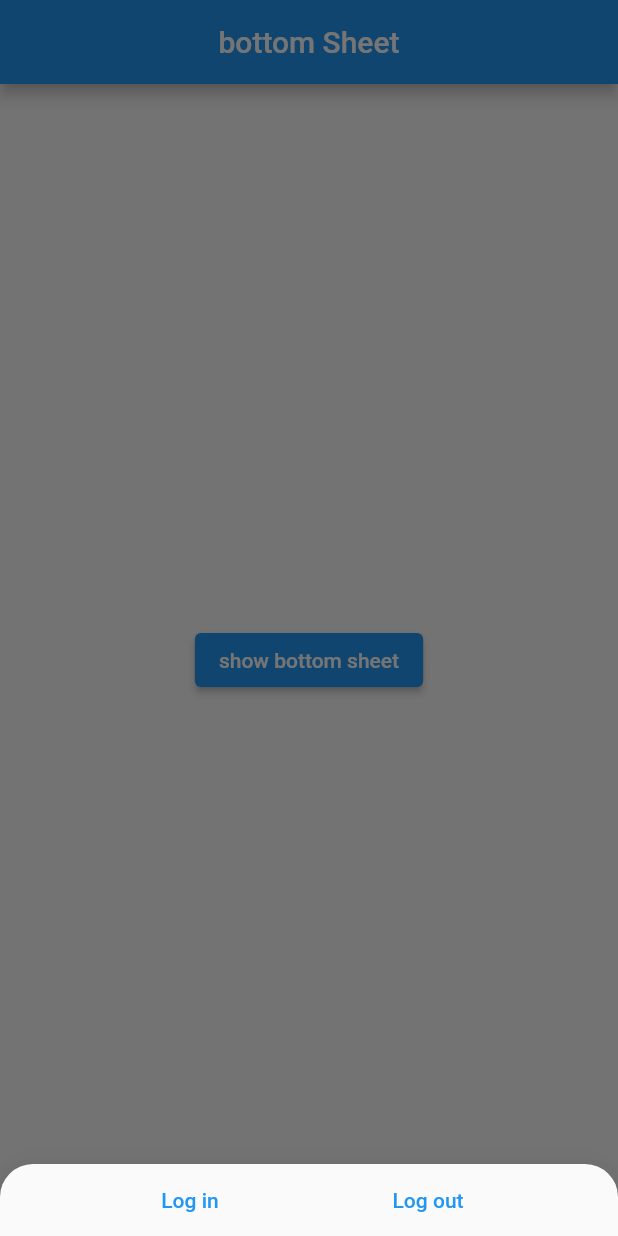
After one commit to infoenum-testing/flutter_session, a Flutter app: the screen it shows after launch, after a tap on "show bottom sheet", on a phone screen of 412 x 824 dp. The commit adds this screen. Run offline on Flutter 3.47's test engine with Material 2 defaults, Android fonts, the phone set to English and light mode, and no system bars.

Commit message:
learning bottomsheet

```diff
--- a/lib/main.dart
+++ b/lib/main.dart
@@ -12,7 +12,9 @@ import 'package:flutter_application_demo/screens/home_screen.dart';
 import 'package:flutter_application_demo/screens/routing_screen/first_rout_screen.dart';
 import 'package:flutter_application_demo/screens/routing_screen/second_rout_screen.dart';
 import 'package:flutter_application_demo/screens/routing_screen/third_rout_screen.dart';
+import 'package:flutter_application_demo/screens/show_bottomsheet.dart';
 import 'package:flutter_application_demo/screens/stack_screen.dart';
+import 'package:flutter_application_demo/screens/tabbar_screen.dart';
 
 void main() {
   runApp(MyApp());
@@ -26,8 +28,8 @@ class MyApp extends StatelessWidget {
     return MaterialApp(
       title: "prakhar",
       debugShowCheckedModeBanner: false,
-      // home: FirstRoutScreen(),
-      initialRoute: RouteName.firstscreen,
+      home: ShowModelBottomSheet(),
+      // initialRoute: RouteName.firstscreen,
       // routes: {
       //   FirstRoutScreen.id: (context) => FirstRoutScreen(),
       //   SecondRoutScreen.id: (context) => SecondRoutScreen(),
--- a/lib/screens/routing_screen/third_rout_screen.dart
+++ b/lib/screens/routing_screen/third_rout_screen.dart
@@ -27,7 +27,6 @@ class ThirdRoutScreen extends StatelessWidget {
           //   // width: 100,
           //   color: Colors.red,
           // ),
-
           Text(
             "Third Screen",
             style: TextStyle(fontSize: 30),
--- /dev/null
+++ b/lib/screens/show_bottomsheet.dart
@@ -0,0 +1,104 @@
+import 'package:flutter/material.dart';
+
+class ShowModelBottomSheet extends StatelessWidget {
+  const ShowModelBottomSheet({super.key});
+
+  @override
+  Widget build(BuildContext context) {
+    return Scaffold(
+      appBar: AppBar(
+        centerTitle: true,
+        title: Text("bottom Sheet"),
+      ),
+      body: Center(
+          child: ElevatedButton(
+              onPressed: () {
+                showModalBottomSheet(
+
+                    // backgroundColor: Colors.amber,
+                    elevation: 16,
+                    isScrollControlled: true,
+                    shape: RoundedRectangleBorder(
+                        borderRadius: BorderRadius.only(
+                      topLeft: Radius.circular(22),
+                      topRight: Radius.circular(22),
+                      // bottomLeft: Radius.circular(22),
+                      // bottomRight: Radius.circular(22),
+                    )),
+                    // isDismissible: false,
+                    // enableDrag: false,
+                    context: context,
+                    builder: (context) {
+                      return SingleChildScrollView(
+                        child: Column(
+                          children: [
+                            // ListTile(
+                            //   title: Text("title"),
+                            //   leading: CircleAvatar(),
+                            //   subtitle: Text("sub title"),
+                            //   trailing: Icon(Icons.abc),
+                            // ),
+                            // ListTile(
+                            //   title: Text("title"),
+                            //   leading: CircleAvatar(),
+                            //   subtitle: Text("sub title"),
+                            //   trailing: Icon(Icons.abc),
+                            // ),
+                            // ListTile(
+                            //   title: Text("title"),
+                            //   leading: CircleAvatar(),
+                            //   subtitle: Text("sub title"),
+                            //   trailing: Icon(Icons.abc),
+                            // ),
+                            // ListTile(
+                            //   title: Text("title"),
+                            //   leading: CircleAvatar(),
+                            //   subtitle: Text("sub title"),
+                            //   trailing: Icon(Icons.abc),
+                            // ),
+                            // ListTile(
+                            //   title: Text("title"),
+                            //   leading: CircleAvatar(),
+                            //   subtitle: Text("sub title"),
+                            //   trailing: Icon(Icons.abc),
+                            // ),
+                            // ListTile(
+                            //   title: Text("title"),
+                            //   leading: CircleAvatar(),
+                            //   subtitle: Text("sub title"),
+                            //   trailing: Icon(Icons.abc),
+                            // ),
+                            // ListTile(
+                            //   title: Text("title"),
+                            //   leading: CircleAvatar(),
+                            //   subtitle: Text("sub title"),
+                            //   trailing: Icon(Icons.abc),
+                            // ),
+                            // ListTile(
+                            //   title: Text("title"),
+                            //   leading: CircleAvatar(),
+                            //   subtitle: Text("sub title"),
+                            //   trailing: Icon(Icons.abc),
+                            // ),
+                            Row(
+                              mainAxisAlignment: MainAxisAlignment.spaceEvenly,
+                              children: [
+                                TextButton(
+                                  onPressed: () {},
+                                  child: Text("Log in"),
+                                ),
+                                TextButton(
+                                  onPressed: () {},
+                                  child: Text("Log out"),
+                                ),
+                              ],
+                            )
+                          ],
+                        ),
+                      );
+                    });
+              },
+              child: Text("show bottom sheet"))),
+    );
+  }
+}
```
Also changed, not shown: lib/screens/tabbar_screen.dart (added, +106 -0 lines).
